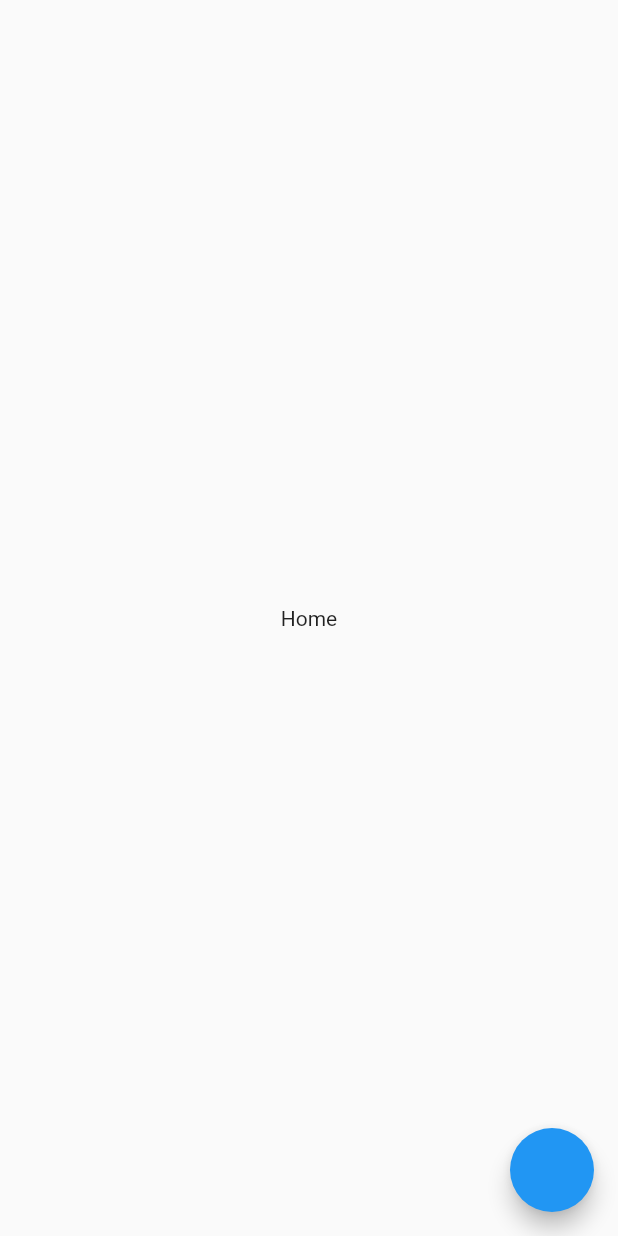
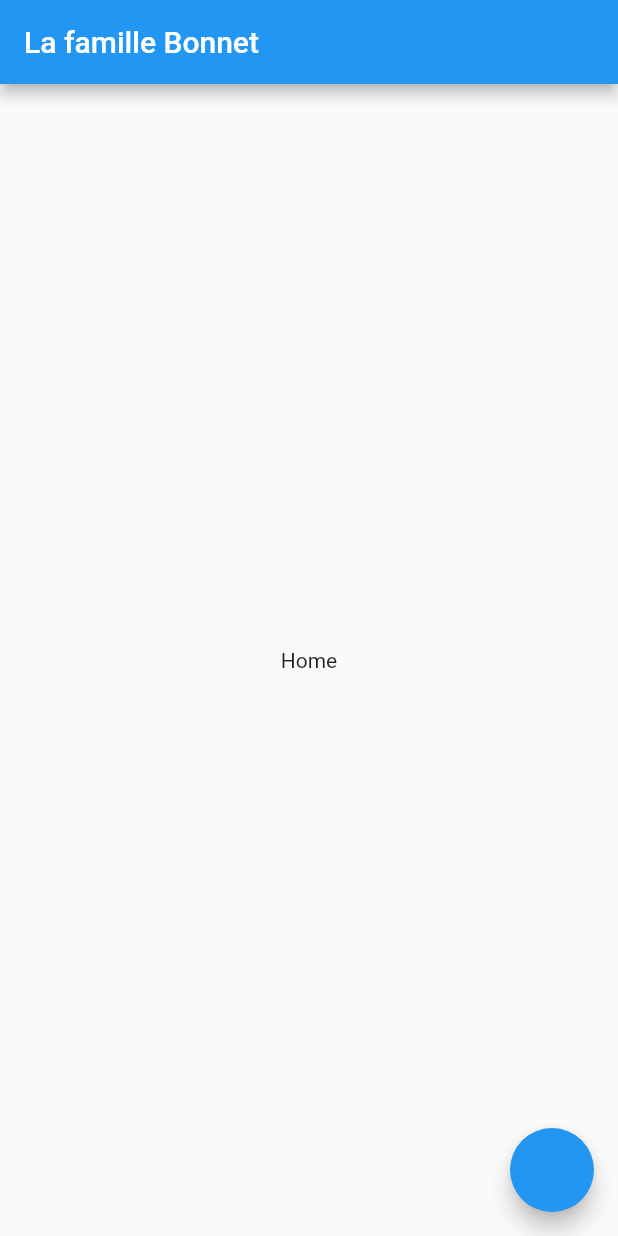
Before and after one commit to GuiLec/my_flutter_navigation_project, a Flutter app: the screen it shows after launch, on a phone screen of 412 x 824 dp. Run offline on Flutter 3.47's test engine with Material 2 defaults, Android fonts, the phone set to English and light mode, and no system bars.

Commit message:
feat: 🎸 add Home title

```diff
--- a/lib/pages/Home.dart
+++ b/lib/pages/Home.dart
@@ -5,6 +5,9 @@ class Home extends StatelessWidget {
   @override
   Widget build(BuildContext context) {
     return Scaffold(
+      appBar: AppBar(
+        title: Text('La famille Bonnet'),
+      ),
       floatingActionButton: FloatingActionButton(
         onPressed: () {
           Navigator.push(
```
